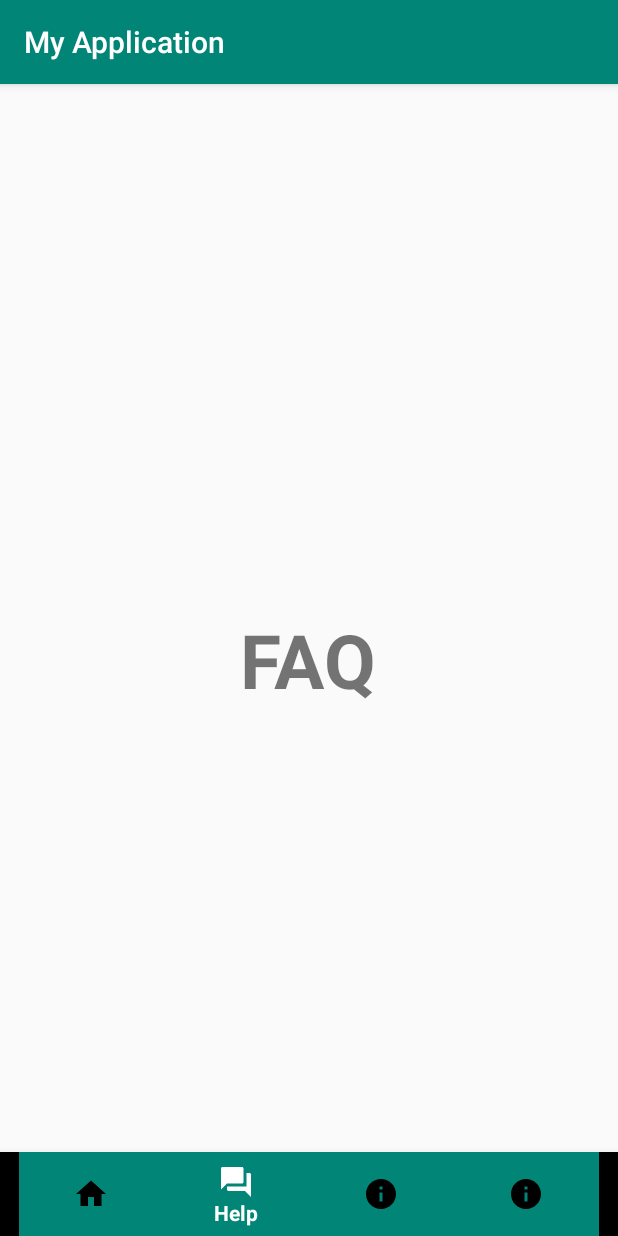
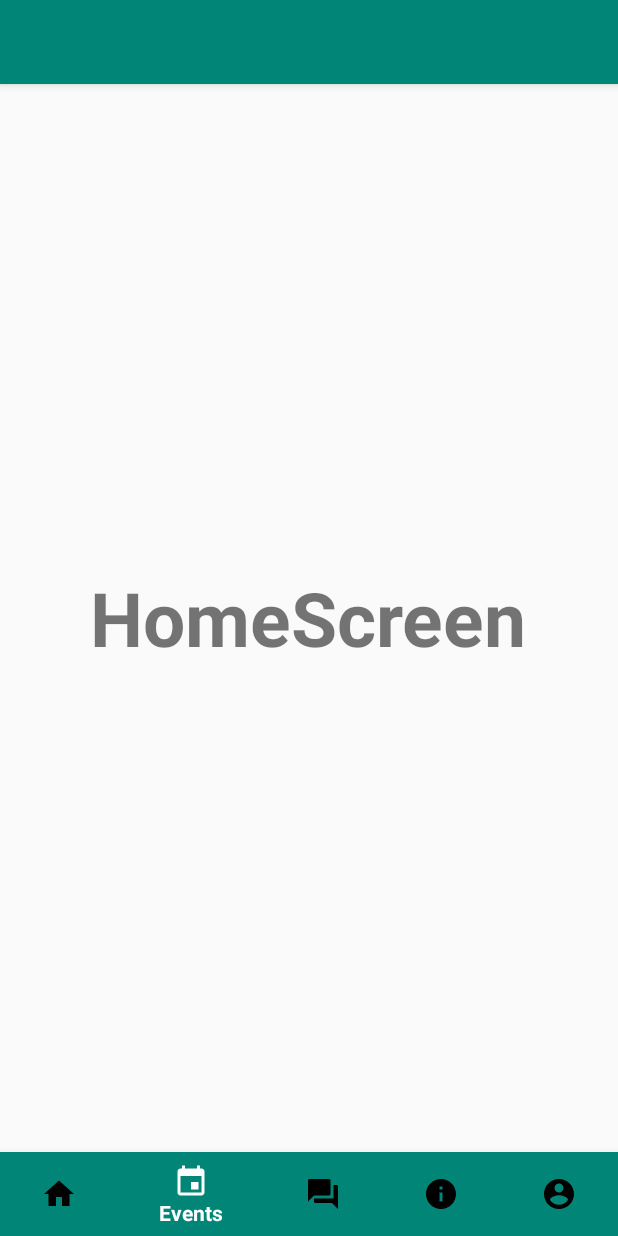
Before and after one commit to johnmaf21/Blue-cherry, an Android app: the screen it shows after launch (Help before the commit, Home after it), item 2 of the bottom bar chosen, on a phone screen of 412 x 824 dp. Run offline under Robolectric (Android 15) with nearby library versions, the phone set to English and light mode, and no system bars; 1 statement that could not run was skipped.

Commit message:
adding the event with the fix bugs

```diff
--- a/app/src/main/java/com/example/myapplication/About.java
+++ b/app/src/main/java/com/example/myapplication/About.java
@@ -44,6 +44,11 @@ public class About extends AppCompatActivity {
                                 ,Account.class));
                         overridePendingTransition(0,0);
                         return true;
+                    case R.id.events:
+                        startActivity(new Intent(getApplicationContext(),
+                                Events.class));
+                        overridePendingTransition(0,0);
+                        return true;
                 }
                 return false;
             }
--- a/app/src/main/java/com/example/myapplication/Account.java
+++ b/app/src/main/java/com/example/myapplication/Account.java
@@ -47,6 +47,11 @@ public class Account extends AppCompatActivity {
                                 ,Account.class));
                         overridePendingTransition(0,0);
                         return true;
+                    case R.id.events:
+                        startActivity(new Intent(getApplicationContext(),
+                                Events.class));
+                        overridePendingTransition(0,0);
+                        return true;
                 }
                 return false;
             }
--- a/app/src/main/java/com/example/myapplication/Home.java
+++ b/app/src/main/java/com/example/myapplication/Home.java
@@ -33,7 +33,6 @@ public class Home extends AppCompatActivity {
                         startActivity(new Intent(getApplicationContext()
                                 ,Help.class));
                         overridePendingTransition(0,0);
-                        System.out.println("help working");
                         return true;
                     case R.id.about_us:
                         startActivity(new Intent(getApplicationContext()
@@ -45,6 +44,12 @@ public class Home extends AppCompatActivity {
                                 ,Account.class));
                         overridePendingTransition(0,0);
                         return true;
+                    case R.id.events:
+                        startActivity(new Intent(getApplicationContext()
+                                ,Events.class));
+                        overridePendingTransition(0,0);
+                        return true;
+
                 }
                 return false;
             }
--- a/app/src/main/res/layout/activity_main.xml
+++ b/app/src/main/res/layout/activity_main.xml
@@ -1,11 +1,34 @@
 <?xml version="1.0" encoding="utf-8"?>
 <RelativeLayout
+
     xmlns:android="http://schemas.android.com/apk/res/android"
     xmlns:app="http://schemas.android.com/apk/res-auto"
     xmlns:tools="http://schemas.android.com/tools"
     android:layout_width="match_parent"
     android:layout_height="match_parent"
-    tools:context=".Home">
+    tools:context=".Home"
+    android:id="@+id/drawer_layout"
+    android:fitsSystemWindows="true">
+    <LinearLayout
+        android:layout_width="match_parent"
+        android:layout_height="match_parent"
+        android:orientation="vertical">
+        <androidx.appcompat.widget.Toolbar
+            android:id="@+id/toolbar"
+            android:layout_height="?attr/actionBarSize"
+            android:layout_width="match_parent"
+            android:background="?attr/colorPrimary"
+            android:theme="@style/ThemeOverlay.AppCompat.Dark.ActionBar"
+            app:popupTheme="@style/ThemeOverlay.AppCompat.Light"
+            android:elevation="4dp"
+            />
+        <FrameLayout
+            android:layout_width="match_parent"
+            android:layout_height="match_parent"
+            android:id="@+id/fragment_container">
+        </FrameLayout>
+
+    </LinearLayout>
 
     <TextView
         android:layout_width="wrap_content"
--- a/app/src/main/res/menu/menu_navigation.xml
+++ b/app/src/main/res/menu/menu_navigation.xml
@@ -6,6 +6,10 @@
         android:id="@+id/home"
         android:title="Home"
         android:icon="@drawable/ic_home"/>
+    <item
+        android:id="@+id/events"
+        android:title="Events"
+        android:icon="@drawable/ic_event"/>
 
     <item
         android:id="@+id/help"
@@ -15,10 +19,10 @@
         android:id="@+id/about_us"
         android:title="About Us"
         android:icon="@drawable/ic_about"/>
+
     <item
         android:id="@+id/account"
         android:title="Account"
-        android:icon="@drawable/ic_about"/>
-
+        android:icon="@drawable/ic_account"/>
 
 </menu>
--- a/app/src/main/res/values/strings.xml
+++ b/app/src/main/res/values/strings.xml
@@ -1,3 +1,4 @@
 <resources>
-    <string name="app_name">My Application</string>
+    <string name="app_name">Blue Cherry</string>
+    <string name="coding_in_flow">Coding in flow</string>
 </resources>
--- a/app/src/main/res/values/styles.xml
+++ b/app/src/main/res/values/styles.xml
@@ -1,11 +1,16 @@
 <resources>
 
     <!-- Base application theme. -->
-    <style name="AppTheme" parent="Theme.AppCompat.Light.DarkActionBar">
+    <style name="AppTheme" parent="Theme.AppCompat.Light.NoActionBar">
         <!-- Customize your theme here. -->
         <item name="colorPrimary">@color/colorPrimary</item>
         <item name="colorPrimaryDark">@color/colorPrimaryDark</item>
         <item name="colorAccent">@color/colorAccent</item>
     </style>
 
+    <style name="AppTheme.NoActionBar">
+        <item name="windowActionBar">false</item>
+        <item name="windowNoTitle">true</item>
+    </style>
+
 </resources>
--- a/build.gradle
+++ b/build.gradle
@@ -12,6 +12,10 @@ buildscript {
         // NOTE: Do not place your application dependencies here; they belong
         // in the individual module build.gradle files
     }
+    configurations.all {
+        resolutionStrategy {
+            force 'com.android.support:support-v4:27.1.0'
+        }}
 }
 
 allprojects {
```
Also changed, not shown: app/src/main/AndroidManifest.xml (+7 -2 lines), app/src/main/java/com/example/myapplication/Help.java (+8 -1 lines), app/src/main/res/menu/drawer_menu.xml (+20 -12 lines).
